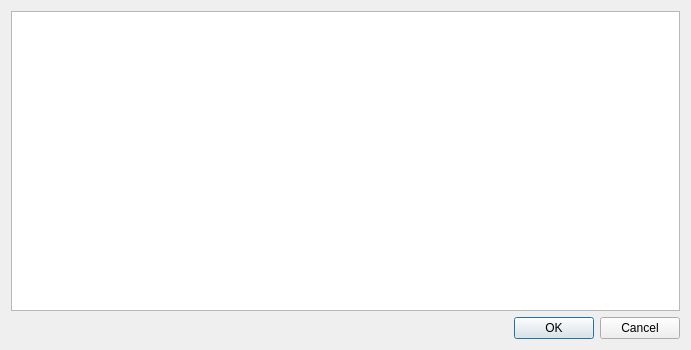
PavelMr/skytechx, file cdbstarsdlg.ui: the form before one commit.
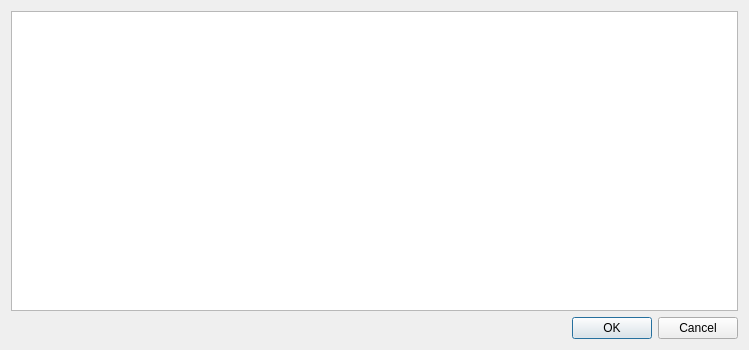
The form after the commit.

```diff
--- a/cdbstarsdlg.ui
+++ b/cdbstarsdlg.ui
@@ -6,7 +6,7 @@
    <rect>
     <x>0</x>
     <y>0</y>
-    <width>691</width>
+    <width>749</width>
     <height>350</height>
    </rect>
   </property>
```
